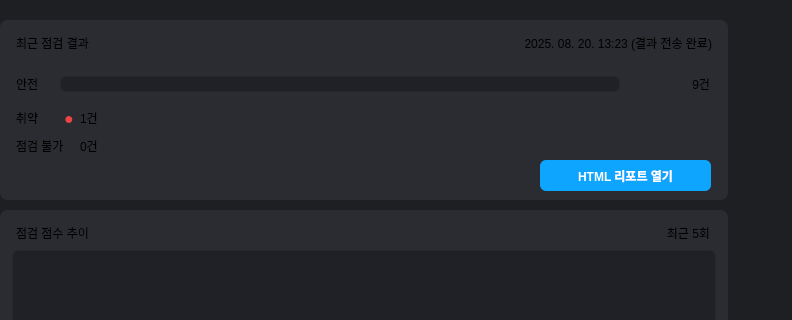
This is EDR/ui/main_window.ui in Eedia/module-proejct-v01-EDR as Qt 5 draws it before an edit; both pictures show x 280 to 1072 and y 0 to 320 of the 1240 by 920 pixel window. The edited form follows.
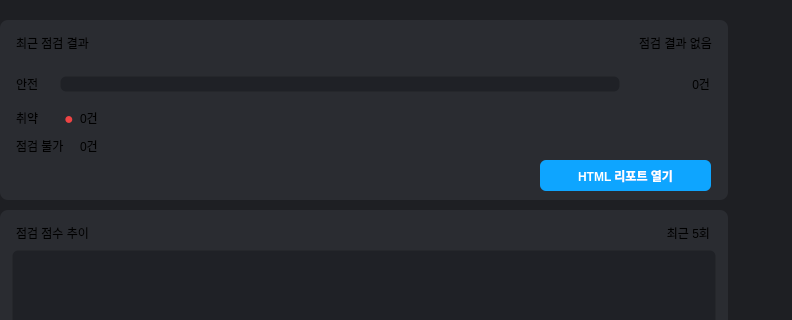
This is the edited form.

Commit message: 업데이트 업데이트

Diff of the .ui file:
```diff
--- a/EDR/ui/main_window.ui
+++ b/EDR/ui/main_window.ui
@@ -85,7 +85,7 @@
       </rect>
      </property>
      <property name="text">
-      <string>2025. 08. 20. 13:23 (결과 전송 완료)</string>
+      <string>점검 결과 없음</string>
      </property>
      <property name="alignment">
       <set>Qt::AlignmentFlag::AlignRight|Qt::AlignmentFlag::AlignTrailing|Qt::AlignmentFlag::AlignVCenter</set>
@@ -136,7 +136,7 @@
       </rect>
      </property>
      <property name="text">
-      <string>9건</string>
+      <string>0건</string>
      </property>
      <property name="alignment">
       <set>Qt::AlignmentFlag::AlignRight|Qt::AlignmentFlag::AlignTrailing|Qt::AlignmentFlag::AlignVCenter</set>
@@ -187,7 +187,7 @@
       </rect>
      </property>
      <property name="text">
-      <string>1건</string>
+      <string>0건</string>
      </property>
      <property name="class" stdset="0">
       <string>bad</string>
```
The commit also changes 1 other file.
